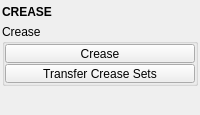
Qt form tentacle/ui/crease.ui (m3trik/tentacle) before a commit.
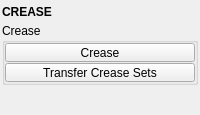
The same form after that commit. Custom widgets are drawn as their Qt base class.

```diff
--- a/tentacle/ui/crease.ui
+++ b/tentacle/ui/crease.ui
@@ -154,7 +154,7 @@
       <property name="minimumSize">
        <size>
         <width>0</width>
-        <height>20</height>
+        <height>19</height>
        </size>
       </property>
       <property name="font">
@@ -285,13 +285,13 @@
       <property name="minimumSize">
        <size>
         <width>0</width>
-        <height>20</height>
+        <height>19</height>
        </size>
       </property>
       <property name="maximumSize">
        <size>
         <width>16777215</width>
-        <height>20</height>
+        <height>19</height>
        </size>
       </property>
      </widget>
```
